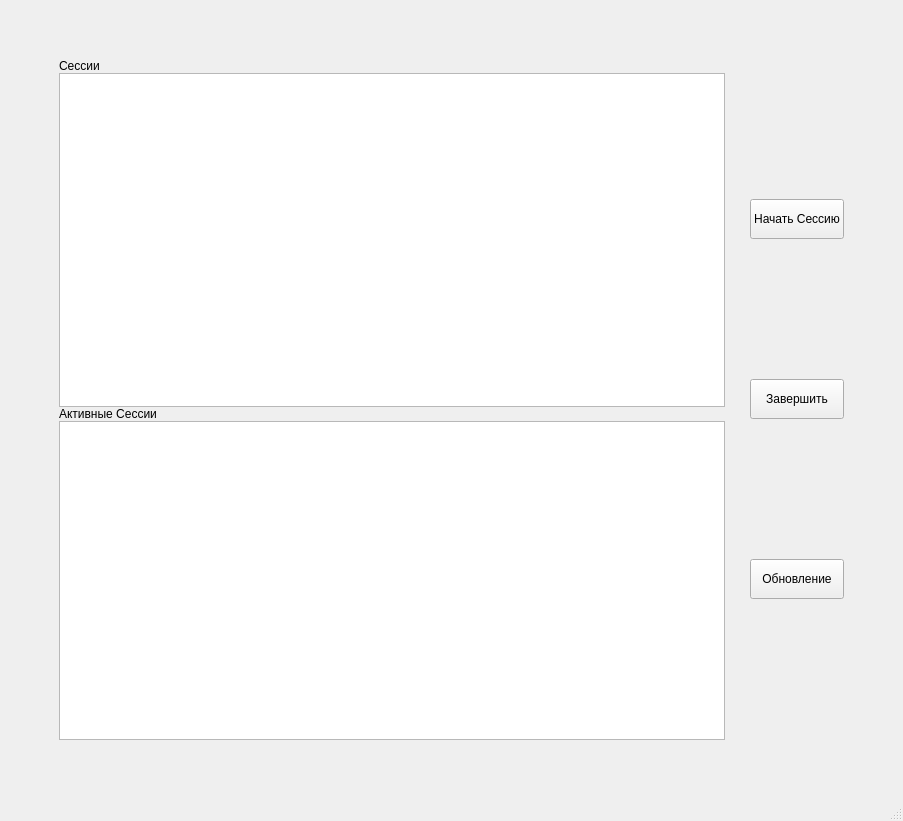
ktalovskih/customerRelationshipManagement, file ui/mainWindowOperator.ui: the form before one commit.
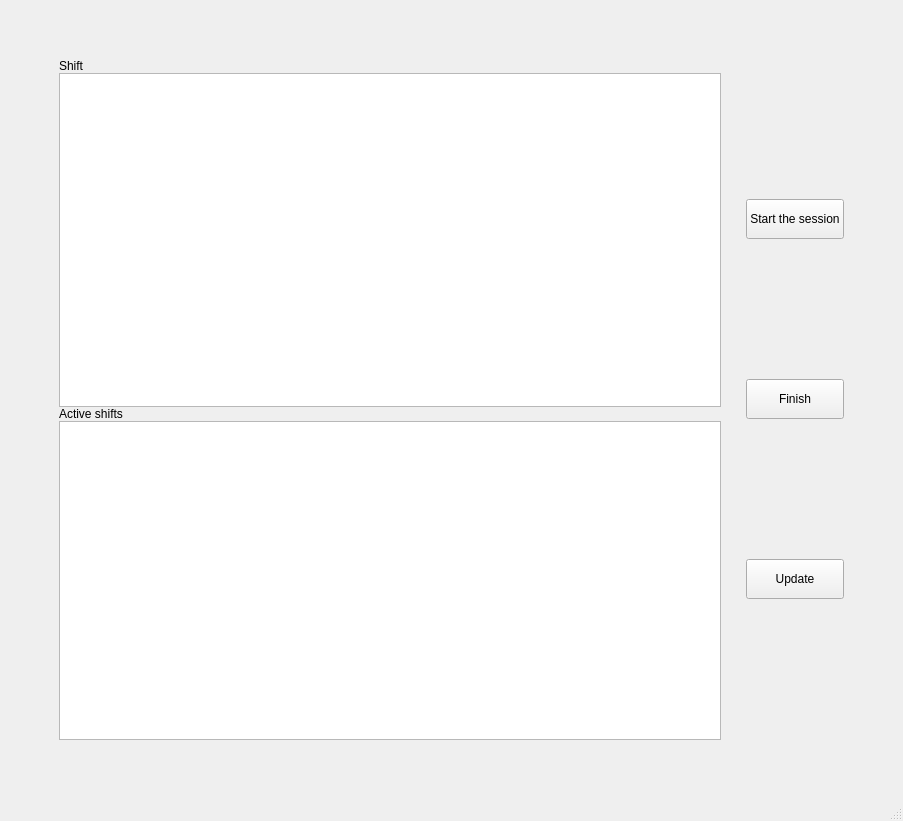
The form after the commit.

Diff of the .ui file:
```diff
--- a/ui/mainWindowOperator.ui
+++ b/ui/mainWindowOperator.ui
@@ -55,7 +55,7 @@
            </sizepolicy>
           </property>
           <property name="text">
-           <string>Сессии</string>
+           <string>Shift</string>
           </property>
          </widget>
         </item>
@@ -92,7 +92,7 @@
              </sizepolicy>
             </property>
             <property name="text">
-             <string>Активные Сессии</string>
+             <string>Active shifts</string>
             </property>
            </widget>
           </item>
@@ -133,7 +133,7 @@
            </size>
           </property>
           <property name="text">
-           <string>Начать Сессию</string>
+           <string>Start the session</string>
           </property>
          </widget>
         </item>
@@ -152,7 +152,7 @@
            </size>
           </property>
           <property name="text">
-           <string>Завершить</string>
+           <string>Finish</string>
           </property>
          </widget>
         </item>
@@ -165,7 +165,7 @@
            </size>
           </property>
           <property name="text">
-           <string>Обновление</string>
+           <string>Update</string>
           </property>
          </widget>
         </item>
```
